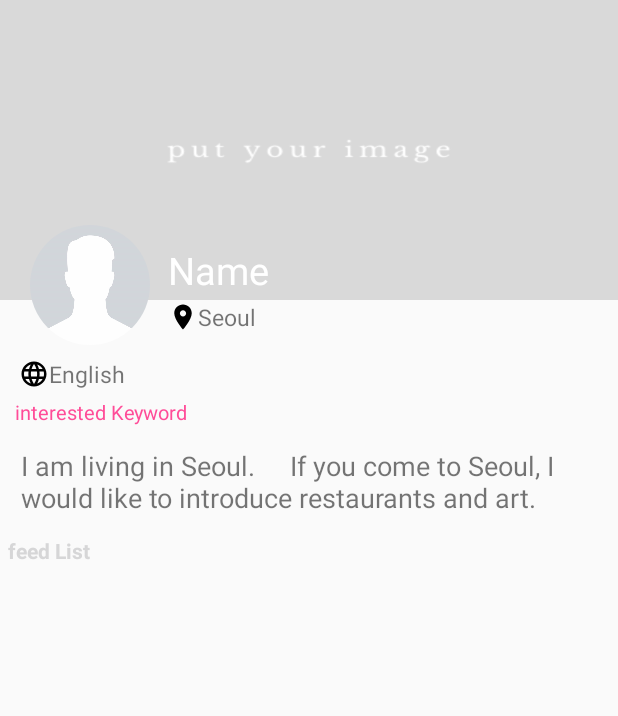
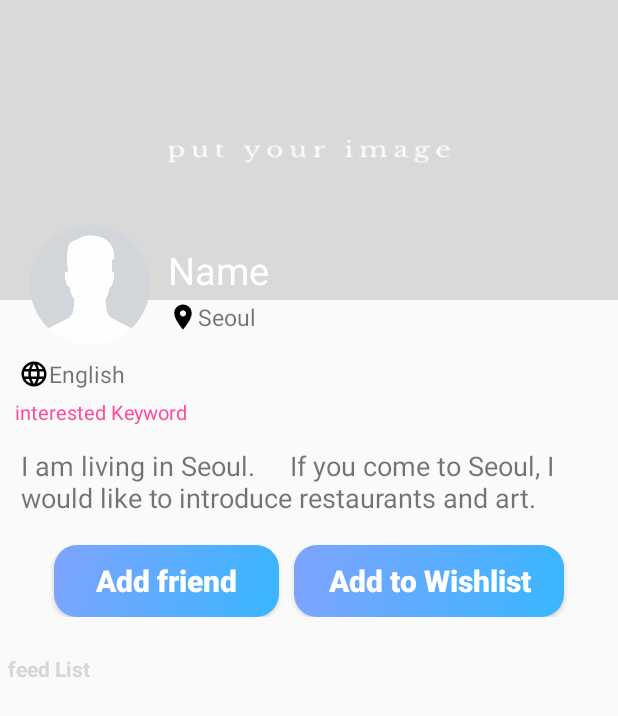
Before and after one commit to kangdonghune/trip22_ver2, an Android app: the OtherProfileActivity screen opened directly, with no data from a screen before it, on a phone screen of 412 x 824 dp. Shown: the top 716 px of the screen. Run offline under Robolectric (Android 15) with nearby library versions, the phone set to English and light mode, and no system bars; our stand-ins replace CircleImageView, Firebase (no records; nobody signed in at launch, a user with empty details on screens opened directly), Picasso; pictures from the network do not load; 1 statement that could not run was skipped.

Commit message:
피드 친구 추가 버튼 추가

```diff
--- a/app/src/main/res/layout/activity_other_profile.xml
+++ b/app/src/main/res/layout/activity_other_profile.xml
@@ -128,7 +128,39 @@
                 android:padding="4dp"
                 android:id="@+id/profile_introduce"/>
 
+            <LinearLayout
+                android:layout_width="match_parent"
+                android:layout_height="wrap_content"
+                android:layout_marginBottom="15dp"
+                android:gravity="center_horizontal">
 
+                <Button
+                    android:id="@+id/send_message_request_button"
+                    android:layout_width="150dp"
+                    android:layout_height="wrap_content"
+                    android:layout_marginStart="10dp"
+                    android:layout_marginTop="15dp"
+                    android:layout_marginEnd="10dp"
+                    android:background="@drawable/buttons"
+                    android:text="@string/add_friend"
+                    android:textAllCaps="false"
+                    android:textColor="@android:color/background_light"
+                    android:textSize="20sp"
+                    android:textStyle="bold" />
+
+                <Button
+                    android:id="@+id/add_to_wishlist_button"
+                    android:layout_width="180dp"
+                    android:layout_height="wrap_content"
+                    android:layout_marginTop="15dp"
+                    android:layout_marginEnd="10dp"
+                    android:background="@drawable/buttons"
+                    android:text="@string/add_to_wishlist"
+                    android:textAllCaps="false"
+                    android:textColor="@android:color/background_light"
+                    android:textSize="20sp"
+                    android:textStyle="bold" />
+            </LinearLayout>
 
             <TextView
                 android:layout_width="match_parent"
--- a/app/src/main/res/values/strings.xml
+++ b/app/src/main/res/values/strings.xml
@@ -39,6 +39,11 @@
     <string name="wherevisit">wherevisit</string>
     <string name="skip">skip</string>
     <string name="start">start</string>
+    <!-- add friend -->
+    <string name="add_to_wishlist" translatable="false">Add to Wishlist</string>
+    <string name="remove_wishlist" translatable="false">Remove</string>
+    <string name="add_friend" translatable="false">Add friend</string>
+    <string name="cancel_invite" translatable="false">Cancel invite</string>
 
 <!--    채팅관련-->
     <string name="message" translatable="false">Message...</string>
```
